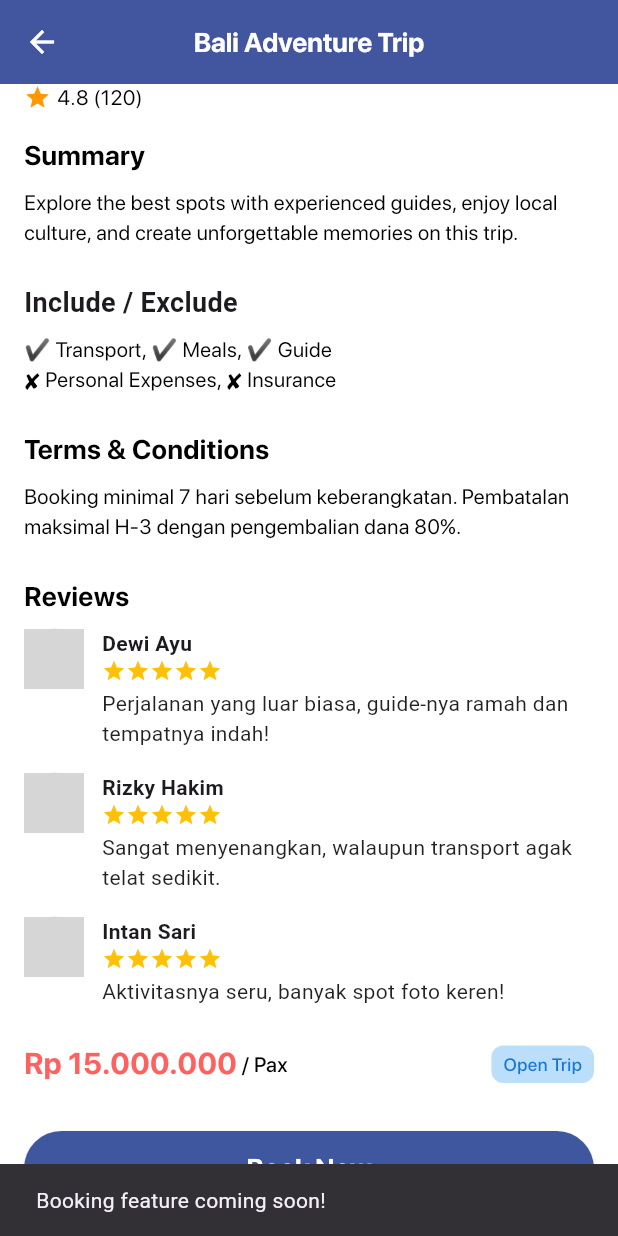
After one commit to putrairawan992/trip-apk-flutter, a Flutter app: the DetailScreen screen opened directly with sample values from the repository, scrolled down 347 dp, after a tap on "Book Now", on a phone screen of 412 x 824 dp. The commit adds this screen. Run offline on Flutter 3.47's test engine with Material 3 defaults, Android fonts, the phone set to English and light mode, and no system bars; missing offline and left inert: easy_image_viewer; network calls fail; project files that could hold a hidden picture were left out; grey boxes are pictures that could not be loaded.

Commit message:
[FE] update detail screen

```diff
--- a/lib/assets/data/trips_data.dart
+++ b/lib/assets/data/trips_data.dart
@@ -1,3 +1,4 @@
+import 'package:besttrips/models/review_model.dart';
 import 'package:besttrips/models/trip_model.dart';
 
 List<Trip> allTrips = [
@@ -12,6 +13,29 @@ List<Trip> allTrips = [
     rating: 4.8,
     reviews: 120,
     isPrivate: false,
+    reviewList: [
+      Review(
+        name: 'Dewi Ayu',
+        photoUrl: 'https://randomuser.me/api/portraits/women/1.jpg',
+        rating: 5.0,
+        comment: 'Perjalanan yang luar biasa, guide-nya ramah dan tempatnya indah!',
+      ),
+      Review(
+        name: 'Rizky Hakim',
+        photoUrl: 'https://randomuser.me/api/portraits/men/2.jpg',
+        rating: 4.5,
+        comment: 'Sangat menyenangkan, walaupun transport agak telat sedikit.',
+      ),
+      Review(
+        name: 'Intan Sari',
+        photoUrl: 'https://randomuser.me/api/portraits/women/3.jpg',
+        rating: 4.8,
+        comment: 'Aktivitasnya seru, banyak spot foto keren!',
+      ),
+    ],
+    summary: 'Explore the best spots with experienced guides, enjoy local culture, and create unforgettable memories on this trip.',
+    includeExclude: '✔ Transport, ✔ Meals, ✔ Guide\n✘ Personal Expenses, ✘ Insurance',
+    terms: 'Booking minimal 7 hari sebelum keberangkatan. Pembatalan maksimal H-3 dengan pengembalian dana 80%.',
   ),
   Trip(
     title: 'Komodo Private Sailing',
@@ -24,6 +48,29 @@ List<Trip> allTrips = [
     rating: 5.0,
     reviews: 45,
     isPrivate: true,
+    reviewList: [
+      Review(
+        name: 'Agus Pratama',
+        photoUrl: 'https://randomuser.me/api/portraits/men/4.jpg',
+        rating: 5.0,
+        comment: 'Sailing yang tak terlupakan, makanannya enak dan nyaman!',
+      ),
+      Review(
+        name: 'Lina Mardiana',
+        photoUrl: 'https://randomuser.me/api/portraits/women/5.jpg',
+        rating: 4.9,
+        comment: 'Pemandangan sangat indah, worth every penny.',
+      ),
+      Review(
+        name: 'Fajar Setiawan',
+        photoUrl: 'https://randomuser.me/api/portraits/men/6.jpg',
+        rating: 5.0,
+        comment: 'Privasi terjaga, cocok untuk honeymoon.',
+      ),
+    ],
+    summary: 'Enjoy private sailing across the beautiful Komodo islands with full privacy and premium services onboard.',
+    includeExclude: '✔ Private Boat, ✔ Meals, ✔ Guide\n✘ Flight Tickets, ✘ Alcoholic Drinks',
+    terms: 'Pembayaran lunas maksimal H-5. Tidak ada refund untuk pembatalan mendadak.',
   ),
   Trip(
     title: 'Lombok Beach Escape',
@@ -36,6 +83,29 @@ List<Trip> allTrips = [
     rating: 4.5,
     reviews: 80,
     isPrivate: false,
+    reviewList: [
+      Review(
+        name: 'Yuni Rahma',
+        photoUrl: 'https://randomuser.me/api/portraits/women/7.jpg',
+        rating: 4.5,
+        comment: 'Pantai bersih, ombak tenang, sangat cocok untuk keluarga.',
+      ),
+      Review(
+        name: 'Hendra Saputra',
+        photoUrl: 'https://randomuser.me/api/portraits/men/8.jpg',
+        rating: 4.7,
+        comment: 'Sunset-nya luar biasa, penginapan nyaman.',
+      ),
+      Review(
+        name: 'Nina Kartika',
+        photoUrl: 'https://randomuser.me/api/portraits/women/9.jpg',
+        rating: 4.3,
+        comment: 'Akses agak jauh tapi terbayar dengan keindahan pantainya.',
+      ),
+    ],
+    summary: 'Relax on Lombok’s pristine beaches, enjoy the tranquility, and soak in the island’s natural beauty.',
+    includeExclude: '✔ Accommodation, ✔ Meals, ✔ Beach Activities\n✘ Transport, ✘ Travel Insurance',
+    terms: 'Booking minimal H-2. Refund 50% untuk pembatalan sebelum H-1.',
   ),
   Trip(
     title: 'Raja Ampat Luxury Cruise',
@@ -48,6 +118,29 @@ List<Trip> allTrips = [
     rating: 4.9,
     reviews: 60,
     isPrivate: true,
+    reviewList: [
+      Review(
+        name: 'Budi Hartono',
+        photoUrl: 'https://randomuser.me/api/portraits/men/10.jpg',
+        rating: 5.0,
+        comment: 'Cruise mewah, service sangat memuaskan!',
+      ),
+      Review(
+        name: 'Siti Nurhaliza',
+        photoUrl: 'https://randomuser.me/api/portraits/women/11.jpg',
+        rating: 4.8,
+        comment: 'Layanan lengkap dan pemandangan underwater menakjubkan.',
+      ),
+      Review(
+        name: 'Adi Nugroho',
+        photoUrl: 'https://randomuser.me/api/portraits/men/12.jpg',
+        rating: 5.0,
+        comment: 'Pengalaman mewah yang wajib dicoba sekali seumur hidup.',
+      ),
+    ],
+    summary: 'Experience luxury while exploring the breathtaking Raja Ampat islands aboard a top-class cruise.',
+    includeExclude: '✔ Luxury Cabin, ✔ All Meals, ✔ Snorkeling Gear\n✘ Flight, ✘ Personal Expenses',
+    terms: 'Deposit 50% saat booking, pelunasan maksimal H-10. Tidak ada refund.',
   ),
   Trip(
     title: 'Yogyakarta Cultural Trip',
@@ -60,5 +153,28 @@ List<Trip> allTrips = [
     rating: 4.6,
     reviews: 95,
     isPrivate: false,
+    reviewList: [
+      Review(
+        name: 'Rina Permata',
+        photoUrl: 'https://randomuser.me/api/portraits/women/13.jpg',
+        rating: 4.5,
+        comment: 'Banyak tempat bersejarah yang menarik, guide-nya informatif.',
+      ),
+      Review(
+        name: 'Dimas Aditya',
+        photoUrl: 'https://randomuser.me/api/portraits/men/14.jpg',
+        rating: 4.7,
+        comment: 'Keraton dan Candi Prambanan wajib dikunjungi!',
+      ),
+      Review(
+        name: 'Fitria Handayani',
+        photoUrl: 'https://randomuser.me/api/portraits/women/15.jpg',
+        rating: 4.6,
+        comment: 'Makanan tradisional enak, harga terjangkau.',
+      ),
+    ],
+    summary: 'Dive into Yogyakarta’s rich culture, visit ancient temples, and enjoy traditional culinary delights.',
+    includeExclude: '✔ Transport, ✔ Meals, ✔ Entry Tickets\n✘ Personal Shopping, ✘ Optional Tours',
+    terms: 'Booking minimal H-3. Pembatalan H-2 dikenakan biaya 30%.',
   ),
 ];
--- a/lib/main.dart
+++ b/lib/main.dart
@@ -1,3 +1,5 @@
+import 'package:besttrips/models/trip_model.dart';
+import 'package:besttrips/screens/detail_screen.dart';
 import 'package:besttrips/screens/main_screen.dart';
 import 'package:besttrips/utils/theme.dart';
 import 'package:flutter/material.dart';
@@ -33,6 +35,10 @@ class MyApp extends StatelessWidget {
       initialRoute: '/',
       routes: {
         '/': (context) => MainScreen(),
+        '/details': (context) {
+          final args = ModalRoute.of(context)?.settings.arguments as Trip;
+          return DetailScreen(trip: args);
+        },
       },
     );
   }
--- /dev/null
+++ b/lib/models/review_model.dart
@@ -0,0 +1,13 @@
+class Review {
+  final String name;
+  final String photoUrl;
+  final double rating;
+  final String comment;
+
+  Review({
+    required this.name,
+    required this.photoUrl,
+    required this.rating,
+    required this.comment,
+  });
+}
--- a/lib/models/trip_model.dart
+++ b/lib/models/trip_model.dart
@@ -1,3 +1,5 @@
+import 'package:besttrips/models/review_model.dart';
+
 class Trip {
   final String title;
   final List<String> photoUrls;
@@ -5,6 +7,10 @@ class Trip {
   final double rating;
   final int reviews;
   final bool isPrivate;
+  final List<Review> reviewList;
+  final String summary;
+  final String includeExclude;
+  final String terms;
 
   Trip({
     required this.title,
@@ -13,5 +19,9 @@ class Trip {
     required this.rating,
     required this.reviews,
     required this.isPrivate,
+    required this.reviewList,
+    required this.summary,
+    required this.includeExclude,
+    required this.terms,
   });
 }
--- /dev/null
+++ b/lib/screens/detail_screen.dart
@@ -0,0 +1,229 @@
+import 'package:besttrips/models/trip_model.dart';
+import 'package:besttrips/utils/function.dart';
+import 'package:besttrips/utils/theme.dart';
+import 'package:flutter/material.dart';
+import 'package:easy_image_viewer/easy_image_viewer.dart';
+
+class DetailScreen extends StatelessWidget {
+  final Trip trip;
+  const DetailScreen({super.key, required this.trip});
+
+  @override
+  Widget build(BuildContext context) {
+    return Scaffold(
+      appBar: AppBar(
+        title: Text(trip.title,
+            style: boldTextStyle.copyWith(
+              color: whiteColor,
+              fontSize: 18,
+            )),
+        backgroundColor: mainColor,
+      ),
+      body: ListView(
+        children: [
+          SizedBox(
+            height: 250,
+            child: PageView.builder(
+              itemCount: trip.photoUrls.length,
+              itemBuilder: (context, index) {
+                final imageUrl = trip.photoUrls[index];
+                return GestureDetector(
+                  onTap: () {
+                    showImageViewerPager(
+                      context,
+                      MultiImageProvider(
+                        trip.photoUrls.map((url) => Image.network(url).image).toList(),
+                        initialIndex: index,
+                      ),
+                      swipeDismissible: true,
+                      doubleTapZoomable: true,
+                    );
+                  },
+                  child: Image.network(
+                    imageUrl,
+                    fit: BoxFit.cover,
+                    width: double.infinity,
+                  ),
+                );
+              },
+            ),
+          ),
+          Padding(
+            padding: const EdgeInsets.all(16.0),
+            child: Text(
+              trip.title,
+              style: boldTextStyle.copyWith(fontSize: 24),
+            ),
+          ),
+          Padding(
+            padding: const EdgeInsets.symmetric(horizontal: 16.0),
+            child: Row(
+              children: [
+                Icon(Icons.star, color: Colors.orange, size: 18),
+                SizedBox(width: 4),
+                Text(
+                  '${trip.rating} (${trip.reviews})',
+                  style: regularTextStyle.copyWith(fontSize: 14),
+                ),
+              ],
+            ),
+          ),
+          const SizedBox(height: 16),
+          Padding(
+            padding: EdgeInsets.symmetric(horizontal: 16.0),
+            child: Text(
+              'Summary',
+              style: boldTextStyle.copyWith(fontSize: 18),
+            ),
+          ),
+          Padding(
+            padding: EdgeInsets.symmetric(horizontal: 16.0, vertical: 8),
+            child: Text(
+              trip.summary,
+              style: regularTextStyle.copyWith(),
+            ),
+          ),
+          const SizedBox(height: 16),
+          const Padding(
+            padding: EdgeInsets.symmetric(horizontal: 16.0),
+            child: Text(
+              'Include / Exclude',
+              style: TextStyle(fontSize: 18, fontWeight: FontWeight.bold),
+            ),
+          ),
+          Padding(
+            padding: EdgeInsets.symmetric(horizontal: 16.0, vertical: 8),
+            child: Text(
+              trip.includeExclude,
+              style: regularTextStyle.copyWith(),
+            ),
+          ),
+          const SizedBox(height: 16),
+          Padding(
+            padding: EdgeInsets.symmetric(horizontal: 16.0),
+            child: Text(
+              'Terms & Conditions',
+              style: boldTextStyle.copyWith(fontSize: 18),
+            ),
+          ),
+          Padding(
+            padding: EdgeInsets.symmetric(horizontal: 16.0, vertical: 8),
+            child: Text(
+              trip.terms,
+              style: regularTextStyle.copyWith(),
+            ),
+          ),
+          const SizedBox(height: 16),
+          Padding(
+            padding: EdgeInsets.symmetric(horizontal: 16.0),
+            child: Text(
+              'Reviews',
+              style: boldTextStyle.copyWith(fontSize: 18),
+            ),
+          ),
+          ...trip.reviewList.map(
+            (review) => Padding(
+              padding: const EdgeInsets.symmetric(vertical: 8, horizontal: 16.0),
+              child: Row(
+                crossAxisAlignment: CrossAxisAlignment.start,
+                children: [
+                  CircleAvatar(
+                    backgroundImage: NetworkImage(review.photoUrl),
+                    radius: 20,
+                  ),
+                  const SizedBox(width: 12),
+                  Expanded(
+                    child: Column(
+                      crossAxisAlignment: CrossAxisAlignment.start,
+                      children: [
+                        Text(review.name, style: const TextStyle(fontWeight: FontWeight.bold)),
+                        Row(
+                          children: List.generate(5, (index) {
+                            return Icon(
+                              index < review.rating.round() ? Icons.star : Icons.star_border,
+                              color: Colors.amber,
+                              size: 16,
+                            );
+                          }),
+                        ),
+                        const SizedBox(height: 4),
+                        Text(
+                          review.comment,
+                          style: const TextStyle(fontSize: 14, color: Colors.black87),
+                        ),
+                      ],
+                    ),
+                  ),
+                ],
+              ),
+            ),
+          ),
+          const SizedBox(height: 16),
+          Padding(
+            padding: const EdgeInsets.symmetric(horizontal: 16.0),
+            child: Row(
+              mainAxisAlignment: MainAxisAlignment.spaceBetween,
+              children: [
+                Row(
+                  children: [
+                    Text(
+                      formatToRupiah(trip.price),
+                      style: boldTextStyle.copyWith(
+                        fontSize: 20,
+                        color: redColor,
+                      ),
+                    ),
+                    Text(
+                      ' / Pax',
+                      style: mediumTextStyle.copyWith(),
+                    ),
+                  ],
+                ),
+                Container(
+                  padding: EdgeInsets.symmetric(vertical: 4, horizontal: 8),
+                  decoration: BoxDecoration(
+                    color: trip.isPrivate ? Colors.red[100] : Colors.blue[100],
+                    borderRadius: BorderRadius.circular(8),
+                  ),
+                  child: Text(
+                    trip.isPrivate ? 'Private Trip' : 'Open Trip',
+                    style: mediumTextStyle.copyWith(
+                      fontSize: 12,
+                      color: trip.isPrivate ? Colors.red[700] : Colors.blue[700],
+                    ),
+                  ),
+                ),
+              ],
+            ),
+          ),
+          const SizedBox(height: 30),
+          Padding(
+            padding: const EdgeInsets.symmetric(horizontal: 16.0),
+            child: SizedBox(
+              width: double.infinity,
+              child: ElevatedButton(
+                style: ElevatedButton.styleFrom(
+                  backgroundColor: mainColor,
+                  padding: const EdgeInsets.symmetric(vertical: 12),
+                ),
+                onPressed: () {
+                  ScaffoldMessenger.of(context).showSnackBar(
+                    const SnackBar(content: Text('Booking feature coming soon!')),
+                  );
+                },
+                child: Text(
+                  'Book Now',
+                  style: boldTextStyle.copyWith(
+                    fontSize: 18,
+                    color: whiteColor,
+                  ),
+                ),
+              ),
+            ),
+          ),
+          const SizedBox(height: 20),
+        ],
+      ),
+    );
+  }
+}
--- a/lib/widgets/trip_card_widget.dart
+++ b/lib/widgets/trip_card_widget.dart
@@ -15,7 +15,7 @@ class TripCard extends StatelessWidget {
       shape: RoundedRectangleBorder(borderRadius: BorderRadius.circular(12)),
       elevation: 4,
       child: InkWell(
-        onTap: () => {},
+        onTap: () => Navigator.pushNamed(context, "/details", arguments: trip),
         child: Column(
           crossAxisAlignment: CrossAxisAlignment.start,
           children: [
```
Also changed, not shown: 125 other files.
